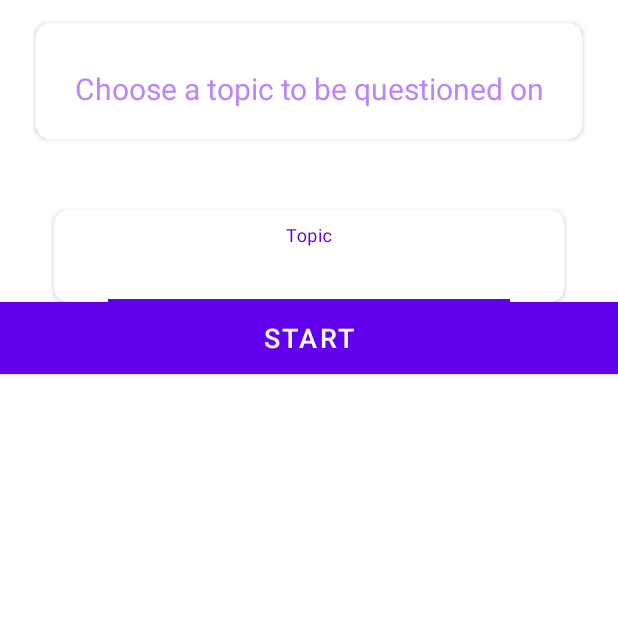
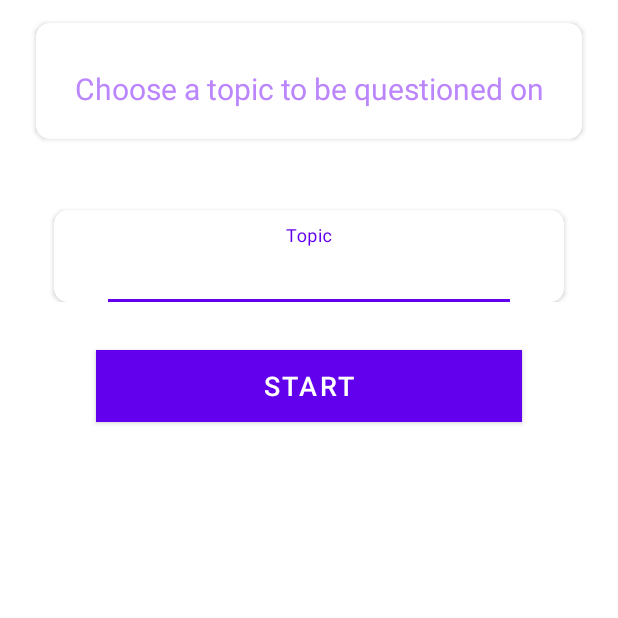
Before and after one commit to Pr1eMan/QuizGame, an Android app: the fragment HomeFragment shown on its own in the app's theme, on a phone screen of 412 x 824 dp, the top half of it. Run offline under Robolectric (Android 15) with nearby library versions, the phone set to English and light mode, and no system bars.

Commit message:
changed start button margins

```diff
--- a/app/src/main/res/layout/fragment_home.xml
+++ b/app/src/main/res/layout/fragment_home.xml
@@ -89,6 +89,9 @@
         android:background="@color/purple_200"
         android:textColor="@color/white"
         android:textSize="18sp"
+        android:layout_marginLeft="64dp"
+        android:layout_marginRight="64dp"
+        android:layout_marginTop="32dp"
         app:layout_constraintTop_toBottomOf="@id/content_quiz_main_activity_linearLayout"
         tools:layout_editor_absoluteX="16dp"></Button>
 
```
